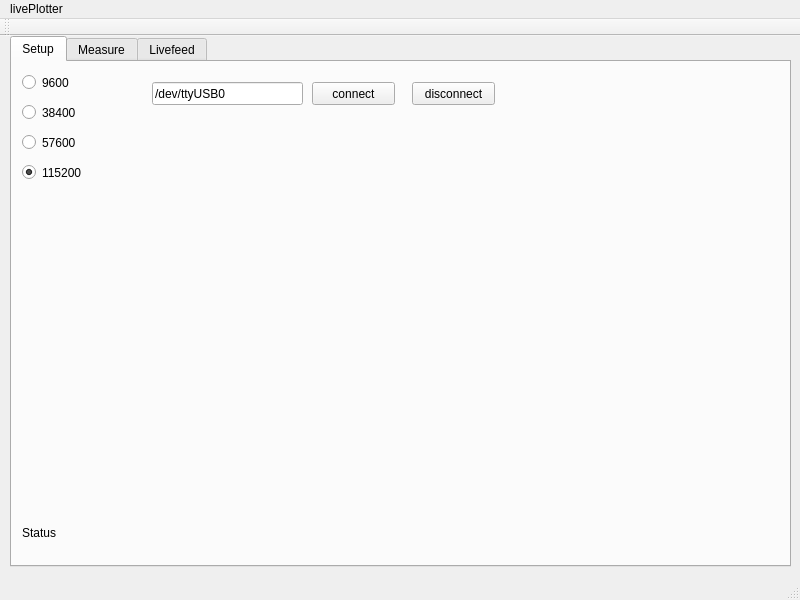
The window that C++/mainwindow.ui (k323r/QtArduinoPlot) describes before a commit, drawn with Qt 5.
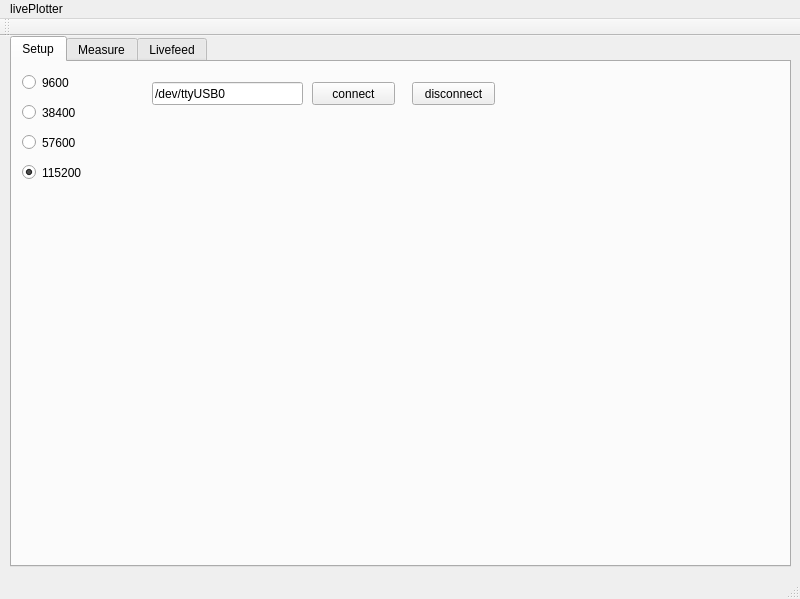
The same window after the commit. The open tabs and pages were chosen to show the change. Custom widgets are drawn as their Qt base class.

```diff
--- a/C++/mainwindow.ui
+++ b/C++/mainwindow.ui
@@ -7,7 +7,7 @@
     <x>0</x>
     <y>0</y>
     <width>800</width>
-    <height>600</height>
+    <height>599</height>
    </rect>
   </property>
   <property name="windowTitle">
@@ -56,19 +56,6 @@
        <string>connect</string>
       </property>
      </widget>
-     <widget class="QLabel" name="status">
-      <property name="geometry">
-       <rect>
-        <x>10</x>
-        <y>460</y>
-        <width>401</width>
-        <height>21</height>
-       </rect>
-      </property>
-      <property name="text">
-       <string>Status</string>
-      </property>
-     </widget>
      <widget class="QPushButton" name="disconnect">
       <property name="geometry">
        <rect>
```
